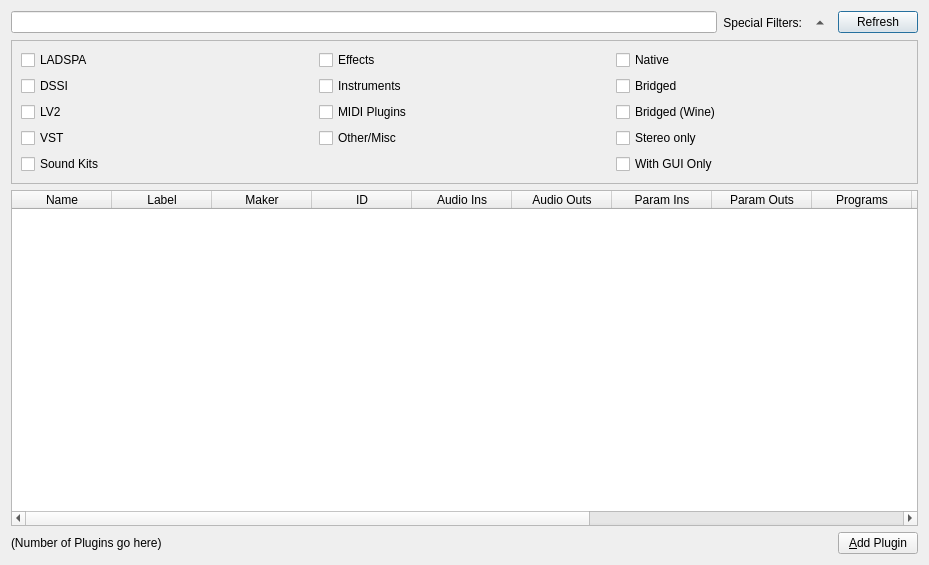
First picture: the form in src/ui/carla_database.ui, repository falkTX/Cadence, before the edit.
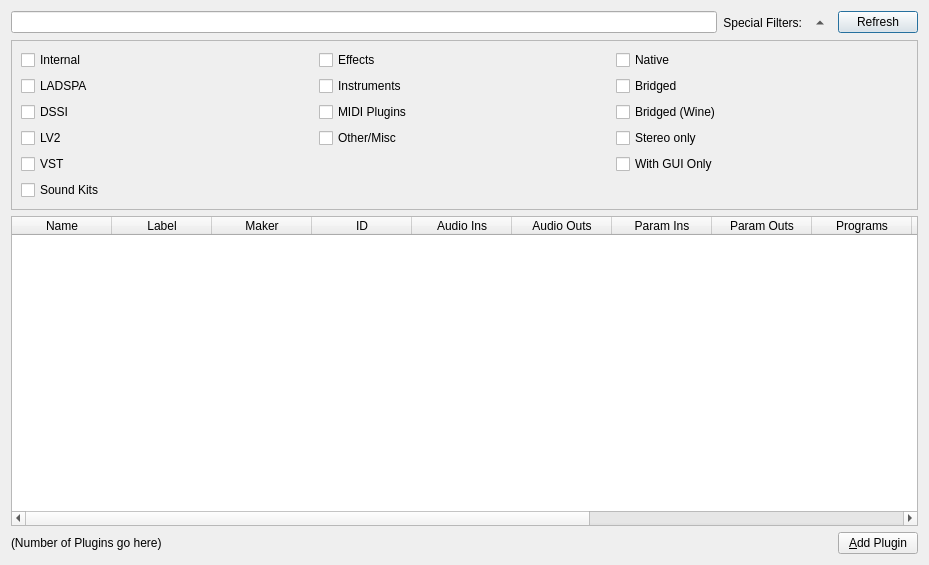
Second picture: the form after the edit. Icons and pictures are not drawn.

Commit message: Carla: More work for internal/native plugin support

Patch:
```diff
--- a/src/ui/carla_database.ui
+++ b/src/ui/carla_database.ui
@@ -61,6 +61,48 @@
       <enum>QFrame::Sunken</enum>
      </property>
      <layout class="QGridLayout" name="gridLayout">
+      <item row="2" column="0">
+       <widget class="QCheckBox" name="ch_dssi">
+        <property name="text">
+         <string>DSSI</string>
+        </property>
+       </widget>
+      </item>
+      <item row="3" column="0">
+       <widget class="QCheckBox" name="ch_lv2">
+        <property name="text">
+         <string>LV2</string>
+        </property>
+       </widget>
+      </item>
+      <item row="4" column="0">
+       <widget class="QCheckBox" name="ch_vst">
+        <property name="text">
+         <string>VST</string>
+        </property>
+       </widget>
+      </item>
+      <item row="1" column="0">
+       <widget class="QCheckBox" name="ch_ladspa">
+        <property name="text">
+         <string>LADSPA</string>
+        </property>
+       </widget>
+      </item>
+      <item row="5" column="0">
+       <widget class="QCheckBox" name="ch_kits">
+        <property name="text">
+         <string>Sound Kits</string>
+        </property>
+       </widget>
+      </item>
+      <item row="0" column="0">
+       <widget class="QCheckBox" name="ch_internal">
+        <property name="text">
+         <string>Internal</string>
+        </property>
+       </widget>
+      </item>
       <item row="0" column="1">
        <widget class="QCheckBox" name="ch_effects">
         <property name="text">
@@ -89,41 +131,6 @@
         </property>
        </widget>
       </item>
-      <item row="4" column="0">
-       <widget class="QCheckBox" name="ch_kits">
-        <property name="text">
-         <string>Sound Kits</string>
-        </property>
-       </widget>
-      </item>
-      <item row="2" column="0">
-       <widget class="QCheckBox" name="ch_lv2">
-        <property name="text">
-         <string>LV2</string>
-        </property>
-       </widget>
-      </item>
-      <item row="3" column="0">
-       <widget class="QCheckBox" name="ch_vst">
-        <property name="text">
-         <string>VST</string>
-        </property>
-       </widget>
-      </item>
-      <item row="0" column="0">
-       <widget class="QCheckBox" name="ch_ladspa">
-        <property name="text">
-         <string>LADSPA</string>
-        </property>
-       </widget>
-      </item>
-      <item row="1" column="0">
-       <widget class="QCheckBox" name="ch_dssi">
-        <property name="text">
-         <string>DSSI</string>
-        </property>
-       </widget>
-      </item>
       <item row="0" column="2">
        <widget class="QCheckBox" name="ch_native">
         <property name="text">
```
The commit also changes 11 other files.
